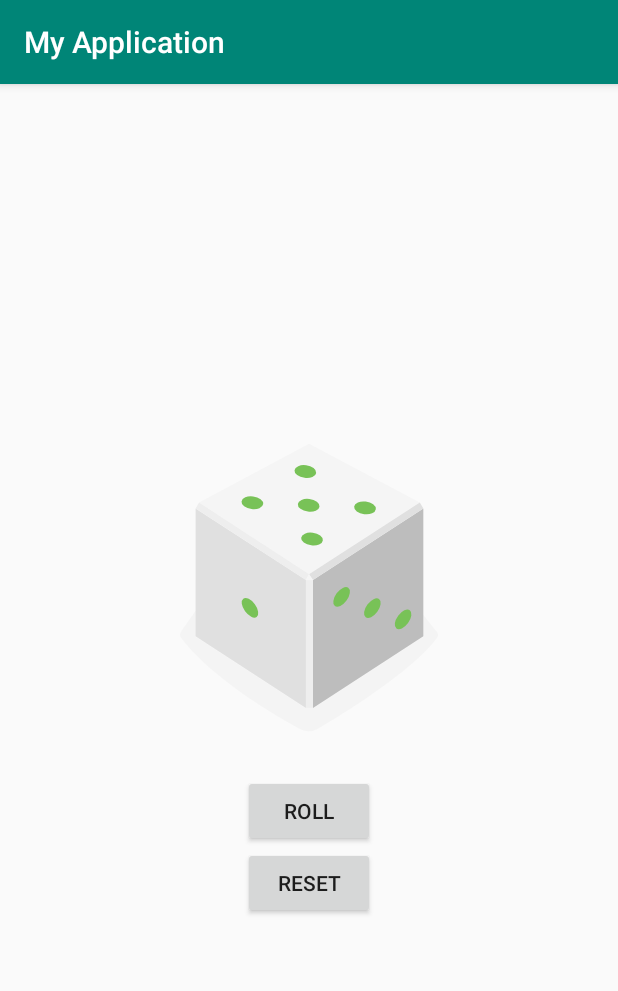
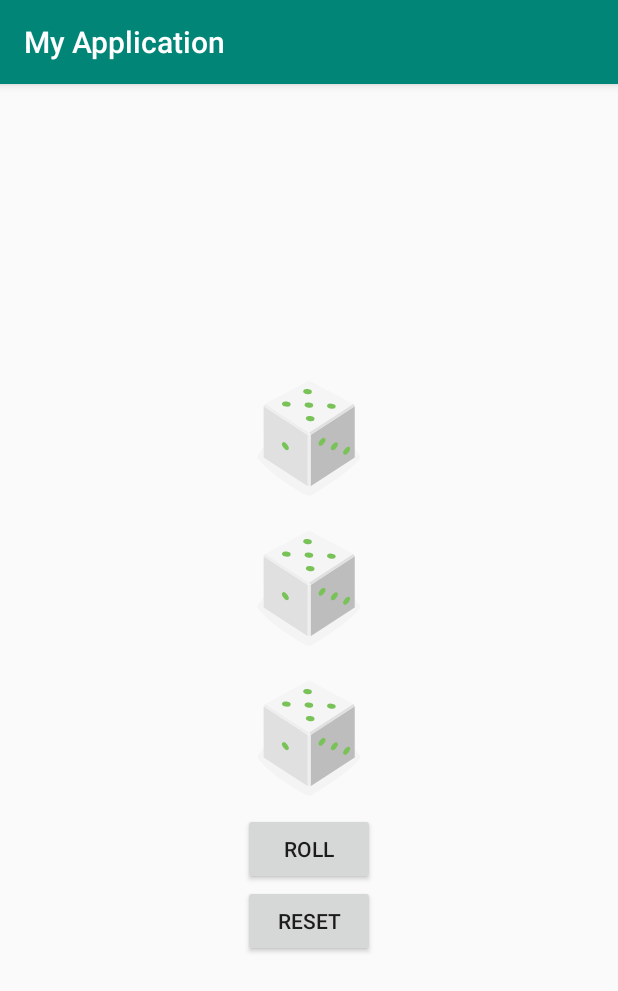
Before and after one commit to jimsonh/Dice_Roller, an Android app: the screen it shows after launch (MainActivity), after a tap on "ROLL", on a phone screen of 412 x 824 dp. Shown: the top 991 px of the screen. Run offline under Robolectric (Android 15) with nearby library versions, the phone set to English and light mode, and no system bars.

Commit message:
Practical 1

```diff
--- a/app/build.gradle
+++ b/app/build.gradle
@@ -9,6 +9,7 @@ android {
     buildToolsVersion "29.0.2"
     defaultConfig {
         applicationId "com.example.myapplication"
+        vectorDrawables.useSupportLibrary = true
         minSdkVersion 15
         targetSdkVersion 29
         versionCode 1
--- a/app/src/main/java/com/example/myapplication/MainActivity.kt
+++ b/app/src/main/java/com/example/myapplication/MainActivity.kt
@@ -11,6 +11,8 @@ import java.util.*
 class MainActivity : AppCompatActivity() {
 
     lateinit var diceImage : ImageView
+    lateinit var diceImage2 : ImageView
+    lateinit var diceImage3 : ImageView
 
     override fun onCreate(savedInstanceState: Bundle?) {
         super.onCreate(savedInstanceState)
@@ -20,13 +22,22 @@ class MainActivity : AppCompatActivity() {
         rollButton.setOnClickListener { rollDice() }
         resetButton.setOnClickListener{ resetDice()}
         diceImage = findViewById(R.id.dice_image)
-
+        diceImage2 = findViewById(R.id.dice2_image)
+        diceImage3 = findViewById(R.id.dice3_image)
     }
 
     private fun rollDice() {
         Toast.makeText(this, "button clicked",
             Toast.LENGTH_SHORT).show()
 
+
+        diceImage.setImageResource(generateRandom())
+        diceImage2.setImageResource(generateRandom())
+        diceImage3.setImageResource(generateRandom())
+
+    }
+
+    private fun generateRandom():Int{
         val randomInt = Random().nextInt(6) + 1
 
         val drawableResource = when (randomInt) {
@@ -38,18 +49,15 @@ class MainActivity : AppCompatActivity() {
             else -> R.drawable.dice_6
         }
 
-        diceImage.setImageResource(drawableResource)
-
-
-
-
-
+        return drawableResource
     }
 
     private fun resetDice() {
         Toast.makeText(this, "button clicked",
             Toast.LENGTH_SHORT).show()
         diceImage.setImageResource(R.drawable.empty_dice)
+        diceImage2.setImageResource(R.drawable.empty_dice)
+        diceImage3.setImageResource(R.drawable.empty_dice)
 
 
 
--- a/app/src/main/res/layout/activity_main.xml
+++ b/app/src/main/res/layout/activity_main.xml
@@ -11,11 +11,27 @@
 
     <ImageView
         android:id="@+id/dice_image"
-        android:layout_width="wrap_content"
-        android:layout_height="wrap_content"
+        android:layout_width="100dp"
+        android:layout_height="100dp"
         android:layout_gravity="center_horizontal"
         android:src="@drawable/empty_dice"
-        tools:src="@drawable/dice_1"/>
+        tools:src="@drawable/dice_1" />
+
+    <ImageView
+        android:id="@+id/dice2_image"
+        android:layout_width="100dp"
+        android:layout_height="100dp"
+        android:layout_gravity="center_horizontal"
+        android:src="@drawable/empty_dice"
+        tools:src="@drawable/dice_1" />
+
+    <ImageView
+        android:id="@+id/dice3_image"
+        android:layout_width="100dp"
+        android:layout_height="100dp"
+        android:layout_gravity="center_horizontal"
+        android:src="@drawable/empty_dice"
+        tools:src="@drawable/dice_1" />
 
     <Button
         android:id="@+id/rollBtn"
```
